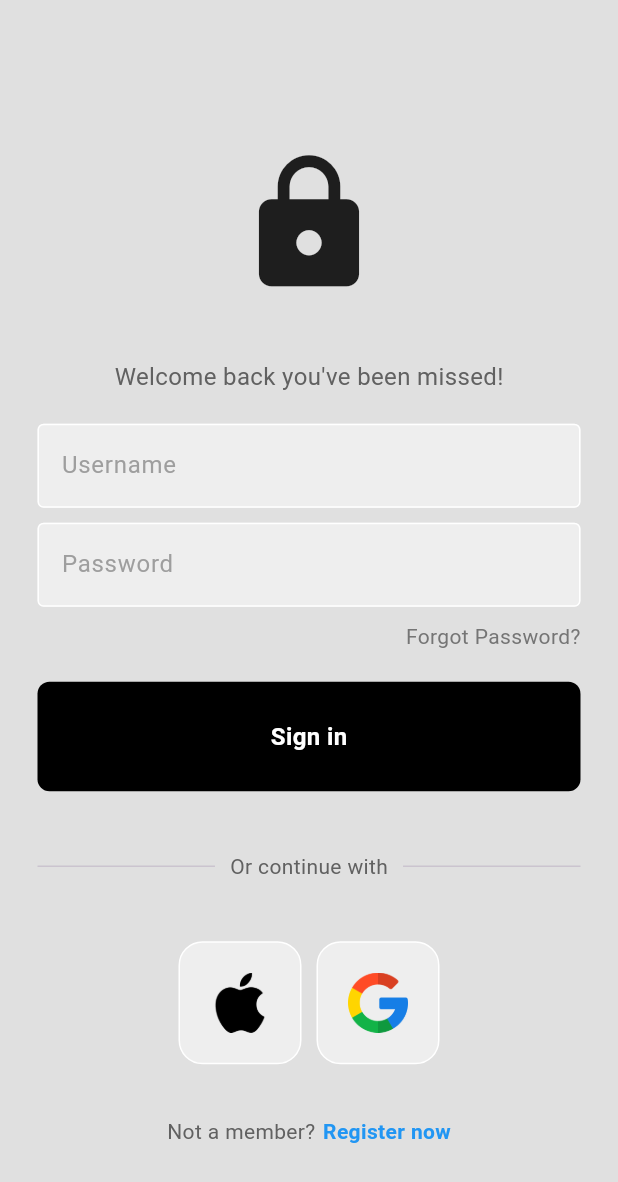
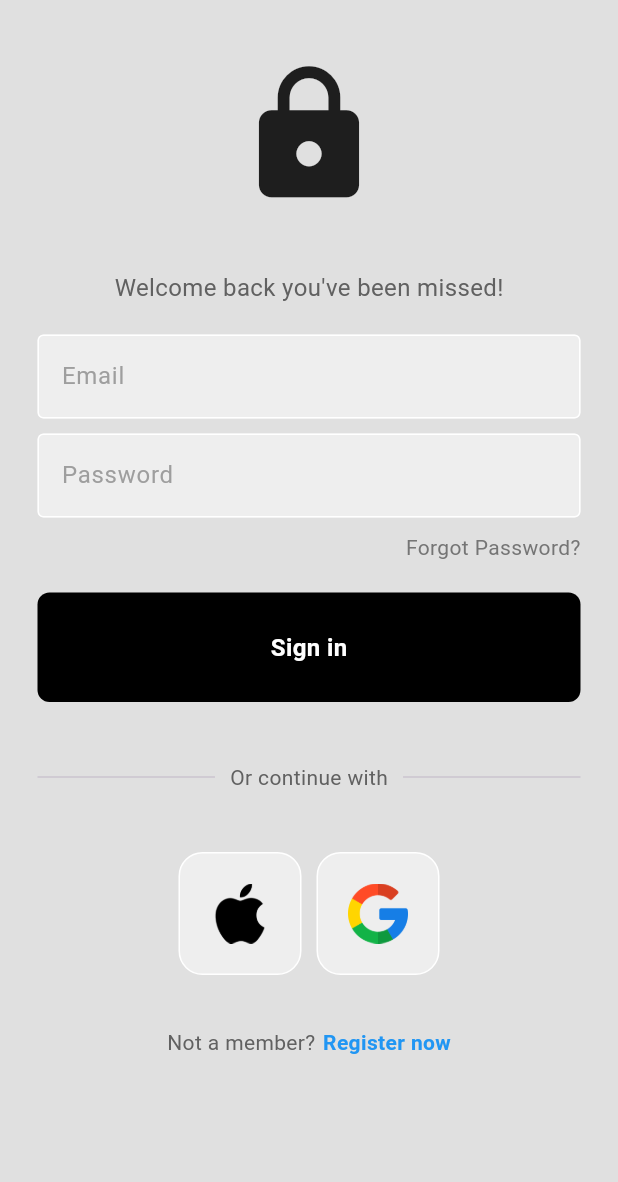
Before and after one commit to azizbekyokhubov1999/practise_1_auth, a Flutter app: the screen it shows after launch, on a phone screen of 412 x 824 dp. Shown: the top 1182 px of the screen. Run offline on Flutter 3.47's test engine with Material 3 defaults, Android fonts, the phone set to English and light mode, and no system bars; our stand-ins replace firebase_auth, firebase_core; accounts and stored records are empty.

Commit message:
auth page page is added || firebase connected || Sign in user completed

```diff
--- a/lib/main.dart
+++ b/lib/main.dart
@@ -1,7 +1,14 @@
 import 'package:flutter/material.dart';
+import 'package:practise_1_auth/pages/auth_page.dart';
 import 'package:practise_1_auth/pages/login_page.dart';
+import 'package:firebase_core/firebase_core.dart';
+import 'firebase_options.dart';
 
-void main() {
+void main() async{
+  WidgetsFlutterBinding.ensureInitialized();
+  await Firebase.initializeApp(
+    options: DefaultFirebaseOptions.currentPlatform,
+  );
   runApp(const MyApp());
 }
 
@@ -17,7 +24,7 @@
         useMaterial3: true,
       ),
       debugShowCheckedModeBanner: false,
-      home:  LoginPage(),
+      home:  AuthPage(),
     );
   }
 }
--- /dev/null
+++ b/lib/pages/auth_page.dart
@@ -0,0 +1,28 @@
+import 'package:firebase_auth/firebase_auth.dart';
+import 'package:flutter/material.dart';
+import 'package:practise_1_auth/pages/login_page.dart';
+
+import 'home_page.dart';
+
+class AuthPage extends StatelessWidget {
+  const AuthPage({super.key});
+
+  @override
+  Widget build(BuildContext context) {
+    return Scaffold(
+      body: StreamBuilder<User?>(
+        stream: FirebaseAuth.instance.authStateChanges(),
+        builder: (context, snapshot){
+          // user logged in
+          if(snapshot.hasData){
+            return HomePage();
+          }
+          // user in not logged in
+          else{
+            return LoginPage();
+          }
+        },
+      ),
+    );
+  }
+}
--- a/lib/pages/login_page.dart
+++ b/lib/pages/login_page.dart
@@ -1,23 +1,82 @@
+
+import 'package:firebase_auth/firebase_auth.dart';
 import 'package:flutter/material.dart';
 import 'package:practise_1_auth/components/my_button.dart';
 import 'package:practise_1_auth/components/square_tile.dart';
 
 import '../components/my_textfield.dart';
 
-class LoginPage extends StatelessWidget {
-   LoginPage({super.key});
+class LoginPage extends StatefulWidget {
+   const LoginPage({super.key});
 
-  final usernameController = TextEditingController();
+  @override
+  State<LoginPage> createState() => _LoginPageState();
+}
+
+class _LoginPageState extends State<LoginPage> {
+  final emailController = TextEditingController();
+
   final passwordController = TextEditingController();
 
   //sign in method
-   void signUserIn(){}
+   void signUserIn() async{
+     //show loading circle
+     showDialog(context: context, builder: (context) {
+       return const Center(
+         child: CircularProgressIndicator(),
+       );
+     },
+     );
+     //try sign in
+     try{
+     await FirebaseAuth.instance.signInWithEmailAndPassword(
+         email: emailController.text,
+         password: passwordController.text
+     );
+     //back to home
+     Navigator.pop(context);
+     }on FirebaseAuthException catch (e){
+       //back to home
+       Navigator.pop(context);
+       if(e.code == 'user-not-found'){
+         //showing error to user
+         wrongEmailMessage();
+       }
+       else if (e.code == 'wrong-password'){
+         wrongPasswordMessage();
+       }
+     }
+   }
+
+   //wrong email message
+  void wrongEmailMessage(){
+     showDialog(
+         context: context,
+         builder: (context){
+          return   AlertDialog(
+             title: Text('Incorrect Email'),
+           );
+         }
+     );
+  }
+
+  void wrongPasswordMessage(){
+    showDialog(
+        context: context,
+        builder: (context){
+         return  AlertDialog(
+            title: Text('Incorrect Password'),
+          );
+        }
+    );
+  }
 
   @override
   Widget build(BuildContext context) {
     return  Scaffold(
       backgroundColor: Colors.grey[300],
-      body:  SafeArea(
+      body:  SingleChildScrollView(
+        child: SafeArea(
           child: Center(
             child: Column(
               mainAxisAlignment: MainAxisAlignment.center,
@@ -39,8 +98,8 @@
                 const SizedBox(height: 20),
                 // username text field
                 MyTextField(
-                controller: usernameController,
-                hintText: 'Username',
+                controller: emailController,
+                hintText: 'Email',
                 obscureText: false,
                               ),
                 const SizedBox(height: 10),
@@ -132,6 +191,7 @@
             ),
           ),
         ),
+      ),
     );
   }
 }
--- a/pubspec.yaml
+++ b/pubspec.yaml
@@ -11,6 +11,8 @@
 
 
   cupertino_icons: ^1.0.6
+  firebase_core: ^3.3.0
+  firebase_auth: ^5.1.3
 
 dev_dependencies:
   flutter_test:
```
Also changed, not shown: lib/pages/home_page.dart (added, +30 -0 lines), firebase.json (added), lib/firebase_options.dart (added), pubspec.lock, 3 other files. Lines whose indentation alone changed are shown as unchanged.
